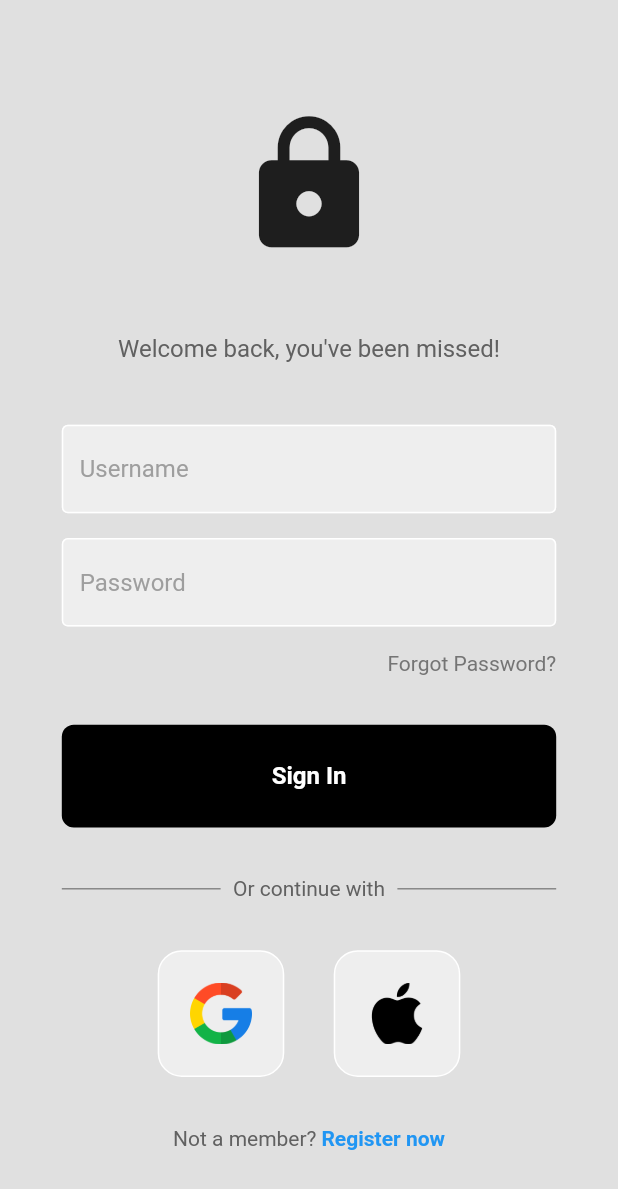
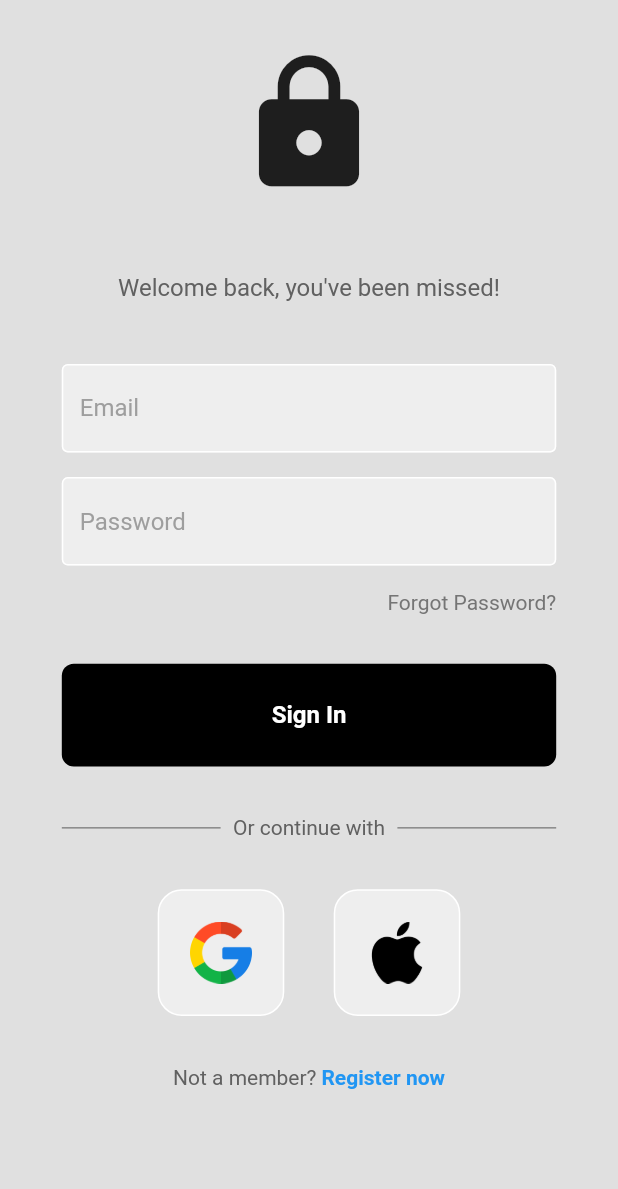
Before and after one commit to ErnestoMoraes/LoginFirebase_Flutter, a Flutter app: the screen it shows after launch, on a phone screen of 412 x 824 dp. Shown: the top 1189 px of the screen. Run offline on Flutter 3.47's test engine with Material 2 defaults, Android fonts, the phone set to English and light mode, and no system bars; our stand-ins replace firebase_auth, firebase_core; accounts and stored records are empty.

Commit message:
1.02 - Email Login and Logout completed

```diff
--- a/lib/components/my.lineregisternow.dart
+++ b/lib/components/my.lineregisternow.dart
@@ -14,7 +14,7 @@ class MyLimeRegisterNow extends StatelessWidget {
           style: TextStyle(color: Colors.grey[700]),
         ),
         SizedBox(width: size.height * 0.004),
-        Text(
+        const Text(
           'Register now',
           style: TextStyle(color: Colors.blue, fontWeight: FontWeight.bold),
         ),
--- a/lib/components/my.squaretile.dart
+++ b/lib/components/my.squaretile.dart
@@ -2,12 +2,19 @@ import 'package:flutter/material.dart';
 
 class MySquareTile extends StatelessWidget {
   final String imagepath;
-  const MySquareTile({super.key, required this.imagepath});
+  final Function()? onTap;
+  const MySquareTile({
+    super.key,
+    required this.imagepath,
+    required this.onTap,
+  });
 
   @override
   Widget build(BuildContext context) {
     var size = MediaQuery.of(context).size;
-    return Container(
+    return GestureDetector(
+      onTap: onTap,
+      child: Container(
         padding: EdgeInsets.all(size.height * 0.025),
         decoration: BoxDecoration(
             border: Border.all(color: Colors.white),
@@ -17,6 +24,7 @@ class MySquareTile extends StatelessWidget {
           imagepath,
           height: size.height * 0.05,
         ),
+      ),
     );
   }
 }
--- a/lib/components/my.textfield.dart
+++ b/lib/components/my.textfield.dart
@@ -1,7 +1,7 @@
 import 'package:flutter/material.dart';
 
 class MyTextField extends StatelessWidget {
-  final controller;
+  final TextEditingController controller;
   final String hintext;
   final bool obscuredtext;
   const MyTextField({
--- a/lib/main.dart
+++ b/lib/main.dart
@@ -1,9 +1,14 @@
 import 'package:flutter/material.dart';
+import 'package:firebase_core/firebase_core.dart';
+import 'package:loginui/pages/auth.page.dart';
+import 'firebase_options.dart';
 
-import 'pages/login.page.dart';
-
-void main() {
-  runApp(MyApp());
+void main() async {
+  WidgetsFlutterBinding.ensureInitialized();
+  await Firebase.initializeApp(
+    options: DefaultFirebaseOptions.currentPlatform,
+  );
+  runApp(const MyApp());
 }
 
 class MyApp extends StatelessWidget {
@@ -11,9 +16,9 @@ class MyApp extends StatelessWidget {
 
   @override
   Widget build(BuildContext context) {
-    return MaterialApp(
+    return const MaterialApp(
       debugShowCheckedModeBanner: false,
-      home: LoginPage(),
+      home: AuthPage(),
     );
   }
 }
--- /dev/null
+++ b/lib/pages/auth.page.dart
@@ -0,0 +1,24 @@
+import 'package:firebase_auth/firebase_auth.dart';
+import 'package:flutter/material.dart';
+import 'package:loginui/pages/home.page.dart';
+import 'package:loginui/pages/login.page.dart';
+
+class AuthPage extends StatelessWidget {
+  const AuthPage({super.key});
+
+  @override
+  Widget build(BuildContext context) {
+    return Scaffold(
+      body: StreamBuilder<User?>(
+        stream: FirebaseAuth.instance.authStateChanges(),
+        builder: (context, snapshot) {
+          if (snapshot.hasData) {
+            return HomePage();
+          } else {
+            return LoginPage();
+          }
+        },
+      ),
+    );
+  }
+}
--- a/lib/pages/login.page.dart
+++ b/lib/pages/login.page.dart
@@ -1,4 +1,8 @@
+// ignore_for_file: use_build_context_synchronously
+
+import 'package:firebase_auth/firebase_auth.dart';
 import 'package:flutter/material.dart';
+import 'package:loginui/components/my.alertdialog.dart';
 import 'package:loginui/components/my.buttom.dart';
 import 'package:loginui/components/my.dividerwith.dart';
 import 'package:loginui/components/my.forgotpassword.dart';
@@ -6,10 +10,72 @@ import 'package:loginui/components/my.lineregisternow.dart';
 import 'package:loginui/components/my.squaretile.dart';
 import 'package:loginui/components/my.textfield.dart';
 
-class LoginPage extends StatelessWidget {
-  final usernamecontroller = TextEditingController();
+class LoginPage extends StatefulWidget {
+  const LoginPage({super.key});
+
+  @override
+  State<LoginPage> createState() => _LoginPageState();
+}
+
+class _LoginPageState extends State<LoginPage> {
+  final emailcontroller = TextEditingController();
   final passwordcontroller = TextEditingController();
-  LoginPage({super.key});
+
+  void signUserIn() async {
+    showDialog(
+      context: context,
+      builder: (context) {
+        return const Center(
+          child: CircularProgressIndicator(
+            color: Colors.white,
+            backgroundColor: Colors.blue,
+          ),
+        );
+      },
+    );
+
+    try {
+      await FirebaseAuth.instance.signInWithEmailAndPassword(
+        email: emailcontroller.text,
+        password: passwordcontroller.text,
+      );
+      Navigator.of(context).pop();
+    } on FirebaseAuthException catch (e) {
+      Navigator.of(context).pop();
+      if (e.code == 'user-not-found') {
+        worngEmailMessage();
+      } else if (e.code == 'wrong-password') {
+        worngPasswordMessage();
+      }
+    }
+  }
+
+  void worngEmailMessage() {
+    showDialog(
+      context: context,
+      builder: (context) {
+        return const MyAlertDialog(phrase: 'Incorrect Email');
+      },
+    );
+  }
+
+  void worngPasswordMessage() {
+    showDialog(
+      context: context,
+      builder: (context) {
+        return const MyAlertDialog(phrase: 'Incorrect Password');
+      },
+    );
+  }
+
+  void worngNotLoginGoogleandApple() {
+    showDialog(
+      context: context,
+      builder: (context) {
+        return const MyAlertDialog(phrase: 'no login from google or apple yet');
+      },
+    );
+  }
 
   @override
   Widget build(BuildContext context) {
@@ -17,11 +83,12 @@ class LoginPage extends StatelessWidget {
     return Scaffold(
       backgroundColor: Colors.grey[300],
       body: SafeArea(
+        child: SingleChildScrollView(
           child: Column(
             // ignore: prefer_const_literals_to_create_immutables
             mainAxisAlignment: MainAxisAlignment.center,
             children: [
-            SizedBox(height: size.height * 0.02),
+              SizedBox(height: size.height * 0.04),
               const Icon(Icons.lock, size: 100),
               SizedBox(height: size.height * 0.06),
               Text(
@@ -30,8 +97,8 @@ class LoginPage extends StatelessWidget {
               ),
               SizedBox(height: size.height * 0.05),
               MyTextField(
-              controller: usernamecontroller,
-              hintext: 'Username',
+                controller: emailcontroller,
+                hintext: 'Email',
                 obscuredtext: false,
               ),
               SizedBox(height: size.height * 0.02),
@@ -45,21 +112,27 @@ class LoginPage extends StatelessWidget {
                 phrase: 'Forgot Password?',
               ),
               SizedBox(height: size.height * 0.04),
-            MyButtom(ontap: () {}, phrase: 'Sign In'),
+              MyButtom(ontap: signUserIn, phrase: 'Sign In'),
               SizedBox(height: size.height * 0.04),
               const MyDividerWith(phrase: 'Or continue with'),
               SizedBox(height: size.height * 0.04),
               Row(
                 mainAxisAlignment: MainAxisAlignment.center,
                 children: [
-                const MySquareTile(imagepath: 'lib/images/google.png'),
+                  MySquareTile(
+                      imagepath: 'lib/images/google.png',
+                      onTap: worngNotLoginGoogleandApple),
                   SizedBox(width: size.height * 0.04),
-                const MySquareTile(imagepath: 'lib/images/apple.png'),
+                  MySquareTile(
+                      imagepath: 'lib/images/apple.png',
+                      onTap: worngNotLoginGoogleandApple),
                 ],
               ),
               SizedBox(height: size.height * 0.04),
               const MyLimeRegisterNow(),
+              SizedBox(height: size.height * 0.04),
             ],
+          ),
         ),
       ),
     );
```
Also changed, not shown: lib/components/my.alertdialog.dart (added, +16 -0 lines), lib/pages/home.page.dart (added, +29 -0 lines), pubspec.yaml (+3 -72 lines), lib/firebase_options.dart (added), pubspec.lock, 3 other files. Lines whose indentation alone changed are shown as unchanged.
